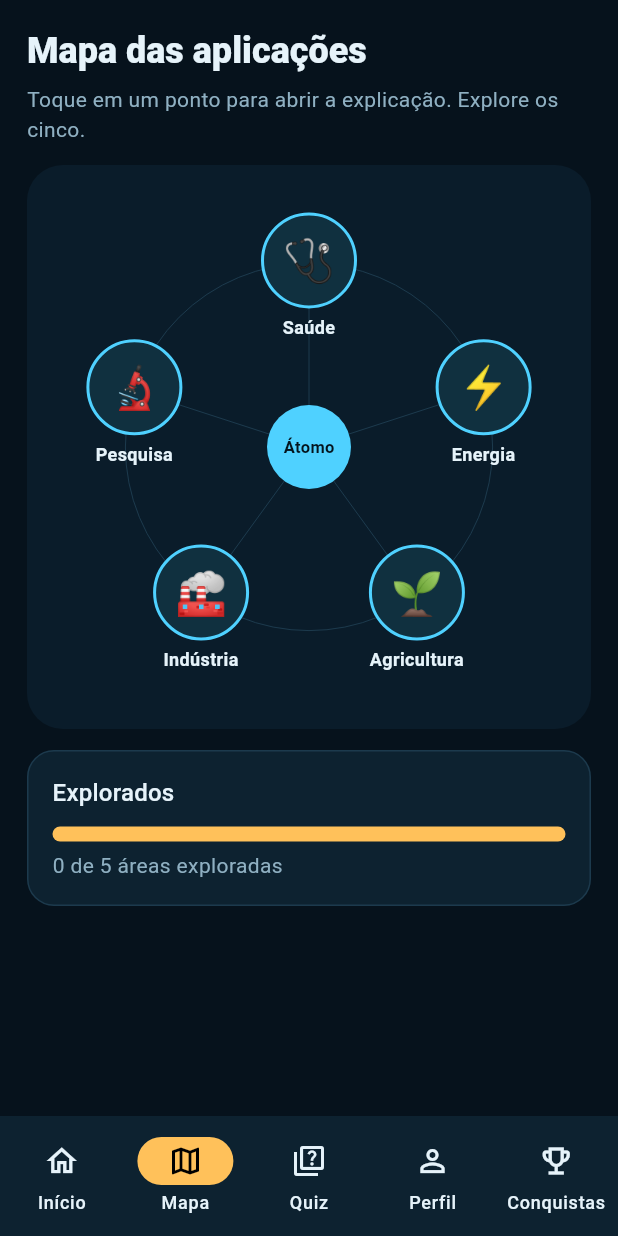
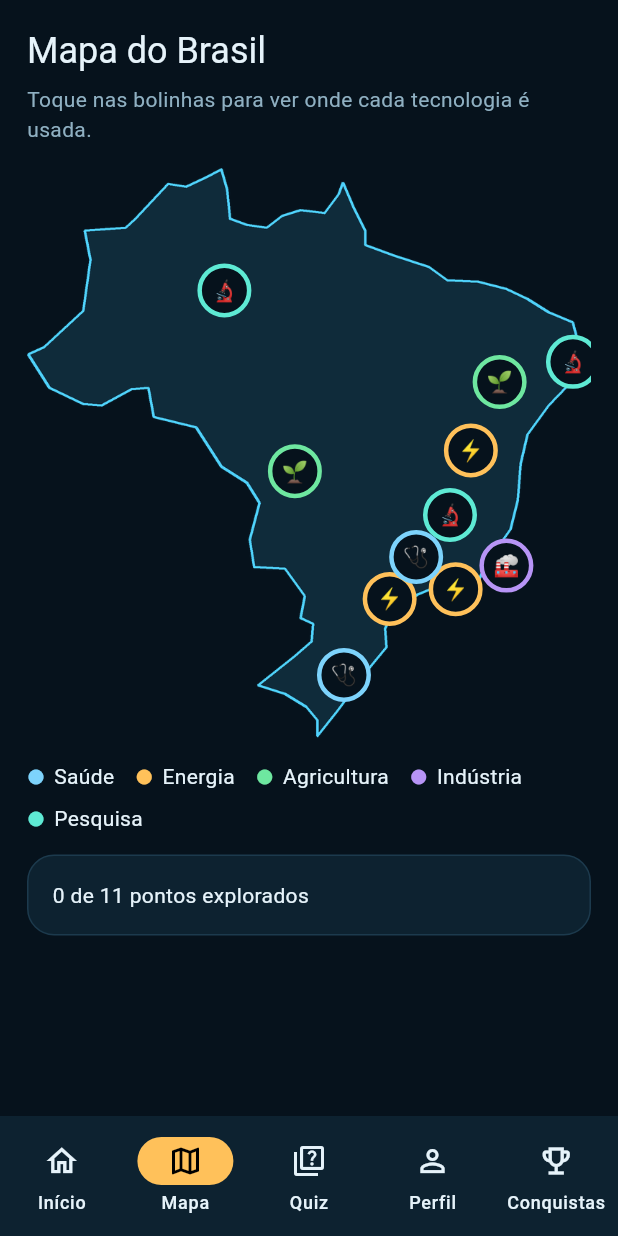
Before and after one commit to murillokenzo/mobileChallenge-Sprint1, a Flutter app: the screen it shows after launch, after a tap on "Começar a explorar", on a phone screen of 412 x 824 dp. Run offline on Flutter 3.47's test engine with Material 3 defaults, Android fonts, the light colour scheme and no system bars.

Commit message:
atualização do pagina do mapa do app

```diff
--- /dev/null
+++ b/nexo_nuclear/lib/data/pontos_mapa.dart
@@ -0,0 +1,119 @@
+import 'package:flutter/material.dart';
+
+class PontoMapa {
+  final String id, categoriaId, emoji, regiao, local, titulo, uso, curiosidade, fonte;
+  final double x, y; // posição no mapa: 0 a 1 (esquerda->direita, cima->baixo)
+  const PontoMapa({
+    required this.id, required this.categoriaId, required this.emoji, required this.regiao,
+    required this.local, required this.x, required this.y, required this.titulo,
+    required this.uso, required this.curiosidade, required this.fonte,
+  });
+}
+
+/// Cor de cada categoria (usada nas bolinhas, no popup e na legenda).
+Color corDaCategoria(String id) {
+  switch (id) {
+    case 'saude':
+      return const Color(0xFF7DD3FC);
+    case 'energia':
+      return const Color(0xFFFFC15A);
+    case 'agro':
+      return const Color(0xFF6EE7A0);
+    case 'industria':
+      return const Color(0xFFB794F6);
+    default:
+      return const Color(0xFF5EEAD4); // pesquisa
+  }
+}
+
+// Posições aproximadas por região (x e y vão de 0 a 1).
+const pontosMapa = [
+  PontoMapa(
+    id: 'angra', categoriaId: 'energia', emoji: '⚡', regiao: 'Sudeste · RJ',
+    local: 'Angra dos Reis e Resende', x: 0.76, y: 0.737,
+    titulo: 'Eletricidade e combustível nuclear',
+    uso: 'Em Angra dos Reis, as usinas Angra 1 e Angra 2 geram eletricidade a partir da fissão do urânio. Em Resende, a INB fabrica elementos combustíveis, parte do ciclo do combustível nuclear.',
+    curiosidade: 'O calor da fissão produz vapor que gira uma turbina, como em outras usinas térmicas, mas sem queimar combustível.',
+    fonte: 'Eletronuclear e INB',
+  ),
+  PontoMapa(
+    id: 'aramar', categoriaId: 'energia', emoji: '⚡', regiao: 'Sudeste · SP',
+    local: 'Iperó (Centro Experimental Aramar)', x: 0.643, y: 0.754,
+    titulo: 'Tecnologia da Marinha no ciclo do combustível',
+    uso: 'No Centro Experimental Aramar, a Marinha desenvolve tecnologias como a ultracentrifugação, usada no enriquecimento de urânio, dentro do Programa Nuclear da Marinha, que também busca a geração de energia elétrica.',
+    curiosidade: 'O Programa Nuclear da Marinha é desenvolvido desde 1979.',
+    fonte: 'Marinha do Brasil (marinha.mil.br)',
+  ),
+  PontoMapa(
+    id: 'ipen', categoriaId: 'saude', emoji: '🩺', regiao: 'Sudeste · SP',
+    local: 'São Paulo (IPEN)', x: 0.69, y: 0.681,
+    titulo: 'Radiofármacos para diagnóstico e tratamento',
+    uso: 'O IPEN, na capital paulista, produz radiofármacos que abastecem serviços de medicina nuclear para exames e tratamentos.',
+    curiosidade: 'Os radiofármacos têm meia-vida curta, então precisam ser produzidos e entregues rapidamente.',
+    fonte: 'IPEN (ipen.br)',
+  ),
+  PontoMapa(
+    id: 'cdtn', categoriaId: 'pesquisa', emoji: '🔬', regiao: 'Sudeste · MG',
+    local: 'Belo Horizonte (CDTN)', x: 0.75, y: 0.608,
+    titulo: 'Pesquisa em tecnologia nuclear',
+    uso: 'O Centro de Desenvolvimento da Tecnologia Nuclear (CDTN/CNEN) realiza pesquisa e desenvolvimento em áreas da tecnologia nuclear.',
+    curiosidade: 'Centros de pesquisa formam profissionais e dão suporte técnico às aplicações da área.',
+    fonte: 'CNEN (gov.br/cnen)',
+  ),
+  PontoMapa(
+    id: 'campos', categoriaId: 'industria', emoji: '🏭', regiao: 'Sudeste · RJ/ES',
+    local: 'Bacia de Campos (polo de petróleo)', x: 0.85, y: 0.696,
+    titulo: 'Gamagrafia na indústria do petróleo',
+    uso: 'A gamagrafia usa radiação para inspecionar soldas e estruturas sem destruí-las, ajudando a garantir a segurança de dutos e equipamentos.',
+    curiosidade: 'É um ensaio não destrutivo: a peça é analisada de forma parecida com um raio X.',
+    fonte: 'CNEN (gov.br/cnen)',
+  ),
+  PontoMapa(
+    id: 'juazeiro', categoriaId: 'agro', emoji: '🌱', regiao: 'Nordeste · BA',
+    local: 'Juazeiro (Biofábrica Moscamed)', x: 0.838, y: 0.377,
+    titulo: 'Técnica do inseto estéril',
+    uso: 'Machos de mosca-das-frutas são esterilizados por radiação e soltos no campo. Sem gerar descendentes, eles reduzem a população da praga e protegem a fruticultura.',
+    curiosidade: 'É um controle de pragas que reduz a necessidade de inseticidas.',
+    fonte: 'IAEA (iaea.org)',
+  ),
+  PontoMapa(
+    id: 'caetite', categoriaId: 'energia', emoji: '⚡', regiao: 'Nordeste · BA',
+    local: 'Caetité', x: 0.787, y: 0.496,
+    titulo: 'Mineração de urânio',
+    uso: 'Em Caetité, a INB extrai e processa urânio, matéria-prima que dá início ao ciclo do combustível nuclear.',
+    curiosidade: 'O urânio passa por etapas como concentração, conversão e enriquecimento antes de virar combustível.',
+    fonte: 'INB (inb.gov.br)',
+  ),
+  PontoMapa(
+    id: 'recife', categoriaId: 'pesquisa', emoji: '🔬', regiao: 'Nordeste · PE',
+    local: 'Recife (CRCN-NE)', x: 0.968, y: 0.342,
+    titulo: 'Ciência nuclear no Nordeste',
+    uso: 'O Centro Regional de Ciências Nucleares do Nordeste (CRCN-NE/CNEN) atua em pesquisa, ensino e serviços em tecnologia nuclear para a região.',
+    curiosidade: 'Os centros regionais levam a tecnologia nuclear para além do Sudeste.',
+    fonte: 'CNEN (gov.br/cnen)',
+  ),
+  PontoMapa(
+    id: 'centro_oeste', categoriaId: 'agro', emoji: '🌱', regiao: 'Centro-Oeste',
+    local: 'Regiões produtoras de grãos e carne', x: 0.475, y: 0.532,
+    titulo: 'Isótopos no estudo do solo',
+    uso: 'Técnicas nucleares, como o uso de isótopos, ajudam a estudar solo, adubação e uso de água, apoiando uma agricultura mais eficiente.',
+    curiosidade: 'Os isótopos funcionam como etiquetas que permitem acompanhar o caminho dos nutrientes na planta.',
+    fonte: 'IAEA (iaea.org)',
+  ),
+  PontoMapa(
+    id: 'amazonia', categoriaId: 'pesquisa', emoji: '🔬', regiao: 'Norte · AM',
+    local: 'Amazônia (Manaus)', x: 0.35, y: 0.218,
+    titulo: 'Isótopos para entender a floresta',
+    uso: 'Isótopos estáveis e radioativos são usados por pesquisadores para estudar o ciclo do carbono e da água na floresta e para datar árvores.',
+    curiosidade: 'Datar árvores com carbono-14 ajuda a entender há quanto tempo a floresta armazena carbono.',
+    fonte: 'IAEA (iaea.org)',
+  ),
+  PontoMapa(
+    id: 'sul', categoriaId: 'saude', emoji: '🩺', regiao: 'Sul',
+    local: 'Capitais do Sul', x: 0.562, y: 0.886,
+    titulo: 'Medicina nuclear nos hospitais',
+    uso: 'Hospitais dos grandes centros da região usam exames de medicina nuclear, como cintilografia e PET, além de radioterapia no tratamento de tumores.',
+    curiosidade: 'O PET mostra o consumo de energia das células, o que ajuda a localizar tumores.',
+    fonte: 'CNEN (gov.br/cnen)',
+  ),
+];
--- a/nexo_nuclear/lib/data/quiz_perguntas.dart
+++ b/nexo_nuclear/lib/data/quiz_perguntas.dart
@@ -1,10 +1,9 @@
-/// Acertos mínimos no quiz para ganhar a medalha "Cientista".
 const int notaParaMedalha = 4;
 
 class Pergunta {
   final String enunciado;
   final List<String> opcoes;
-  final int correta; // índice da opção certa (começa em 0)
+  final int correta;
   final String explicacao;
   const Pergunta({required this.enunciado, required this.opcoes, required this.correta, required this.explicacao});
 }
--- a/nexo_nuclear/lib/main.dart
+++ b/nexo_nuclear/lib/main.dart
@@ -2,7 +2,6 @@ import 'package:flutter/material.dart';
 import 'data/categorias.dart';
 import 'models/perfil.dart';
 import 'screens/conquistas_page.dart';
-import 'screens/detalhe_categoria_page.dart';
 import 'screens/home_page.dart';
 import 'screens/mapa_page.dart';
 import 'screens/perfil_page.dart';
@@ -42,11 +41,9 @@ class _AppShellState extends State<AppShell> {
 
   void _irPara(int i) => setState(() => _aba = i);
 
-  Future<void> _abrirCategoria(Categoria c) async {
+  void _marcarVisitada(String categoriaId) {
     final estavaCompleto = _visitadas.length == categorias.length;
-    setState(() => _visitadas.add(c.id));
-    await Navigator.push(context, MaterialPageRoute(builder: (_) => DetalheCategoriaPage(categoria: c)));
-    if (!mounted) return;
+    setState(() => _visitadas.add(categoriaId));
     if (!estavaCompleto && _visitadas.length == categorias.length) {
       ScaffoldMessenger.of(context).showSnackBar(const SnackBar(content: Text('Medalha Explorador desbloqueada! 🧭')));
     }
@@ -63,7 +60,7 @@ class _AppShellState extends State<AppShell> {
   Widget build(BuildContext context) => Scaffold(
         body: IndexedStack(index: _aba, children: [
           HomePage(progresso: _progresso, onExplorar: () => _irPara(1)),
-          MapaPage(visitadas: _visitadas, onAbrir: _abrirCategoria),
+          MapaPage(visitadas: _visitadas, onVisitar: _marcarVisitada),
           QuizPage(onFinalizar: _finalizarQuiz),
           PerfilPage(perfil: _perfil, onSalvar: _salvarPerfil, onIrConquistas: () => _irPara(4)),
           ConquistasPage(
--- a/nexo_nuclear/lib/screens/mapa_page.dart
+++ b/nexo_nuclear/lib/screens/mapa_page.dart
@@ -1,105 +1,118 @@
-import 'dart:math' as math;
 import 'package:flutter/material.dart';
 import '../data/categorias.dart';
+import '../data/pontos_mapa.dart';
 import '../theme.dart';
 import '../widgets/cartao.dart';
 
-Offset _posicaoNo(int i, double w) {
-  final ang = (-90 + 360 / categorias.length * i) * math.pi / 180;
-  final r = w * 0.34;
-  return Offset(w / 2 + r * math.cos(ang), w / 2 + r * math.sin(ang));
+class MapaPage extends StatefulWidget {
+  const MapaPage({super.key, required this.visitadas, required this.onVisitar});
+  final Set<String> visitadas;
+  final void Function(String categoriaId) onVisitar;
+
+  @override
+  State<MapaPage> createState() => _MapaPageState();
 }
 
-class MapaPage extends StatelessWidget {
-  const MapaPage({super.key, required this.visitadas, required this.onAbrir});
-  final Set<String> visitadas;
-  final void Function(Categoria) onAbrir;
+class _MapaPageState extends State<MapaPage> {
+  final Set<String> _vistos = {}; // pontos que o usuário já abriu
+
+  void _abrir(PontoMapa p) {
+    setState(() => _vistos.add(p.id));
+    widget.onVisitar(p.categoriaId);
+
+    showDialog<void>(
+      context: context,
+      builder: (ctx) => AlertDialog(
+        title: Text('${p.emoji} ${p.titulo}'),
+        content: SingleChildScrollView(
+          child: Column(
+            mainAxisSize: MainAxisSize.min,
+            crossAxisAlignment: CrossAxisAlignment.start,
+            children: [
+              Text('${p.regiao} · ${p.local}',
+                  style: TextStyle(color: corDaCategoria(p.categoriaId), fontWeight: FontWeight.bold)),
+              const SizedBox(height: 10),
+              Text(p.uso),
+              const SizedBox(height: 10),
+              Text('Curiosidade: ${p.curiosidade}'),
+              const SizedBox(height: 10),
+              Text('Fonte: ${p.fonte}', style: const TextStyle(fontSize: 12, color: AppColors.ouro)),
+            ],
+          ),
+        ),
+        actions: [
+          TextButton(onPressed: () => Navigator.pop(ctx), child: const Text('Fechar')),
+        ],
+      ),
+    );
+  }
 
   @override
   Widget build(BuildContext context) {
-    final tt = Theme.of(context).textTheme;
     return SafeArea(
-      child: ListView(padding: const EdgeInsets.all(18), children: [
-        Text('Mapa das aplicações', style: tt.headlineSmall?.copyWith(fontWeight: FontWeight.w800)),
+      child: ListView(
+        padding: const EdgeInsets.all(18),
+        children: [
+          Text('Mapa do Brasil', style: Theme.of(context).textTheme.headlineSmall),
           const SizedBox(height: 6),
-        const Text('Toque em um ponto para abrir a explicação. Explore os cinco.',
+          const Text('Toque nas bolinhas para ver onde cada tecnologia é usada.',
               style: TextStyle(color: AppColors.mutado)),
           const SizedBox(height: 14),
-        Container(
-          padding: const EdgeInsets.all(8),
-          decoration: BoxDecoration(color: AppColors.hero, borderRadius: BorderRadius.circular(24)),
-          child: AspectRatio(
-            aspectRatio: 1,
-            child: LayoutBuilder(builder: (context, cons) {
-              final w = cons.maxWidth;
-              return Stack(clipBehavior: Clip.none, children: [
-                Positioned.fill(child: CustomPaint(painter: _FundoPainter())),
+
+          // Imagem do mapa com as bolinhas por cima (Stack + Positioned)
+          AspectRatio(
+            aspectRatio: 0.98,
+            child: LayoutBuilder(
+              builder: (context, c) {
+                return Stack(
+                  children: [
+                    Positioned.fill(child: Image.asset('assets/brasil.png', fit: BoxFit.fill)),
+                    for (final p in pontosMapa)
                       Positioned(
-                  left: w / 2 - 28, top: w / 2 - 28, width: 56, height: 56,
-                  child: const DecoratedBox(
-                    decoration: BoxDecoration(shape: BoxShape.circle, color: AppColors.brilho),
-                    child: Center(child: Text('Átomo', style: TextStyle(color: Color(0xFF04141D), fontWeight: FontWeight.w700, fontSize: 11))),
+                        left: p.x * c.maxWidth - 18,
+                        top: p.y * c.maxHeight - 18,
+                        child: GestureDetector(
+                          onTap: () => _abrir(p),
+                          child: Container(
+                            width: 36,
+                            height: 36,
+                            alignment: Alignment.center,
+                            decoration: BoxDecoration(
+                              shape: BoxShape.circle,
+                              color: _vistos.contains(p.id) ? corDaCategoria(p.categoriaId) : AppColors.fundo,
+                              border: Border.all(color: corDaCategoria(p.categoriaId), width: 3),
+                            ),
+                            child: Text(p.emoji),
                           ),
                         ),
-                for (int i = 0; i < categorias.length; i++) _no(i, w),
-              ]);
-            }),
+                      ),
+                  ],
+                );
+              },
             ),
           ),
           const SizedBox(height: 14),
+
+          // Legenda das cores
+          Wrap(
+            spacing: 14,
+            runSpacing: 8,
+            children: [
+              for (final c in categorias)
+                Row(mainAxisSize: MainAxisSize.min, children: [
+                  Icon(Icons.circle, size: 12, color: corDaCategoria(c.id)),
+                  const SizedBox(width: 6),
+                  Text(c.nome),
+                ]),
+            ],
+          ),
+          const SizedBox(height: 14),
+
           Cartao(
-          child: Column(crossAxisAlignment: CrossAxisAlignment.start, children: [
-            Text('Explorados', style: tt.titleMedium),
-            const SizedBox(height: 10),
-            LinearProgressIndicator(value: visitadas.length / categorias.length, minHeight: 10, borderRadius: BorderRadius.circular(99)),
-            const SizedBox(height: 6),
-            Text('${visitadas.length} de ${categorias.length} áreas exploradas', style: const TextStyle(color: AppColors.mutado)),
-          ]),
+            child: Text('${_vistos.length} de ${pontosMapa.length} pontos explorados'),
           ),
-      ]),
-    );
-  }
-
-  Widget _no(int i, double w) {
-    final c = categorias[i];
-    final p = _posicaoNo(i, w);
-    final visitada = visitadas.contains(c.id);
-    return Positioned(
-      left: p.dx - 40, top: p.dy - 34, width: 80,
-      child: GestureDetector(
-        onTap: () => onAbrir(c),
-        child: Column(mainAxisSize: MainAxisSize.min, children: [
-          Container(
-            width: 64, height: 64,
-            alignment: Alignment.center,
-            decoration: BoxDecoration(
-              shape: BoxShape.circle,
-              color: visitada ? AppColors.brilho : const Color(0xFF10303F),
-              border: Border.all(color: visitada ? AppColors.ouro : AppColors.brilho, width: 2),
-            ),
-            child: Text(c.emoji, style: const TextStyle(fontSize: 28)),
-          ),
-          const SizedBox(height: 4),
-          Text(c.nome, textAlign: TextAlign.center, style: const TextStyle(fontSize: 12, fontWeight: FontWeight.w600)),
-        ]),
+        ],
       ),
     );
   }
 }
-
-class _FundoPainter extends CustomPainter {
-  @override
-  void paint(Canvas canvas, Size size) {
-    final linha = Paint()
-      ..style = PaintingStyle.stroke
-      ..color = AppColors.linha;
-    final centro = size.center(Offset.zero);
-    canvas.drawCircle(centro, size.width * 0.34, linha);
-    for (int i = 0; i < categorias.length; i++) {
-      canvas.drawLine(centro, _posicaoNo(i, size.width), linha);
-    }
-  }
-
-  @override
-  bool shouldRepaint(_FundoPainter old) => false;
-}
--- a/nexo_nuclear/pubspec.yaml
+++ b/nexo_nuclear/pubspec.yaml
@@ -19,7 +19,7 @@ publish_to: 'none' # Remove this line if you wish to publish to pub.dev
 version: 1.0.0+1
 
 environment:
-  sdk: ^3.13.5
+  sdk: '>=3.0.0 <4.0.0'
 
 # Dependencies specify other packages that your package needs in order to work.
 # To automatically upgrade your package dependencies to the latest versions
@@ -56,6 +56,8 @@ flutter:
   # included with your application, so that you can use the icons in
   # the material Icons class.
   uses-material-design: true
+  assets:
+    - assets/brasil.png
 
   # To add assets to your application, add an assets section, like this:
   # assets:
```
Also changed, not shown: nexo_nuclear/assets/brasil.png (added), nexo_nuclear/flutter_01.png (added), nexo_nuclear/pubspec.lock. Lines whose indentation alone changed are shown as unchanged.
